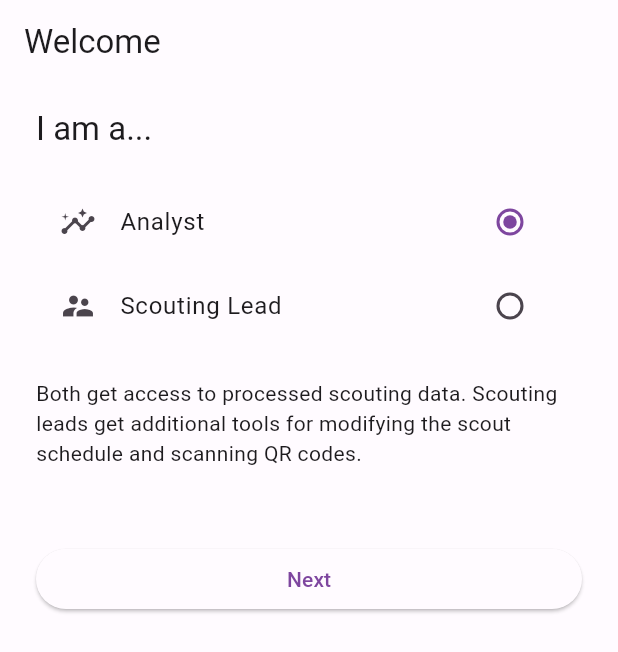
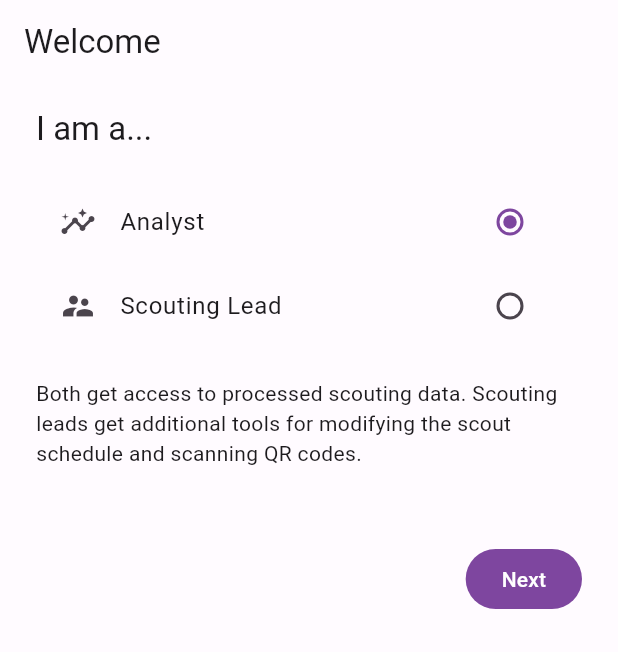
Before and after one commit to HighlanderRobotics/scouting_dashboard_app, a Flutter app: the screen it shows after launch, on a phone screen of 412 x 824 dp. Shown: the top 652 px of the screen. Run offline on Flutter 3.47's test engine with Material 2 defaults, Android fonts, the phone set to English and light mode, and no system bars; our stand-ins replace dropdown_search, fl_chart, flutter_svg, pull_to_refresh, shared_preferences, skeletons; missing offline and left inert: chips_input, custom_qr_generator, duration, frc_8033_scouting_shared, mobile_scanner, soundpool.

Commit message:
update visuals

```diff
--- a/lib/pages/initial_loader.dart
+++ b/lib/pages/initial_loader.dart
@@ -24,6 +24,10 @@ class _InitialLoaderState extends State<InitialLoader> {
 
     if (prefs.getBool("onboardingCompleted") == true) {
       onboardingCompleted = true;
+    }
+
+    if (prefs.getString("tournament_localized") == null) {
+      onboardingCompleted = false;
     }
 
     if (prefs.getStringList('picklists') == null) {
--- a/lib/pages/onboarding/role_selector.dart
+++ b/lib/pages/onboarding/role_selector.dart
@@ -25,7 +25,8 @@ class _RoleSelectorState extends State<RoleSelector> {
           const SizedBox(height: 20),
           ListTile(
             title: const Text("Analyst"),
-            leading: const Icon(Icons.insights),
+            leading: Icon(Icons.insights,
+                color: Theme.of(context).colorScheme.onSurfaceVariant),
             trailing: Radio(
                 value: "analyst",
                 activeColor: Theme.of(context).colorScheme.primary,
@@ -39,7 +40,8 @@ class _RoleSelectorState extends State<RoleSelector> {
           ),
           ListTile(
             title: const Text("Scouting Lead"),
-            leading: const Icon(Icons.supervisor_account),
+            leading: Icon(Icons.supervisor_account,
+                color: Theme.of(context).colorScheme.onSurfaceVariant),
             trailing: Radio(
                 value: "scouting_lead",
                 activeColor: Theme.of(context).colorScheme.primary,
@@ -55,7 +57,10 @@ class _RoleSelectorState extends State<RoleSelector> {
           const Text(
               "Both get access to processed scouting data. Scouting leads get additional tools for modifying the scout schedule and scanning QR codes."),
           const SizedBox(height: 50),
-          ElevatedButton(
+          Row(
+            mainAxisAlignment: MainAxisAlignment.end,
+            children: [
+              FilledButton(
                 onPressed: (() async {
                   final SharedPreferences prefs =
                       await SharedPreferences.getInstance();
@@ -68,6 +73,8 @@ class _RoleSelectorState extends State<RoleSelector> {
               ),
             ],
           ),
+        ],
+      ),
     );
   }
 }
--- a/lib/pages/onboarding/server_authority_selector.dart
+++ b/lib/pages/onboarding/server_authority_selector.dart
@@ -51,7 +51,7 @@ class _ServerAuthoritySetupState extends State<ServerAuthoritySetup> {
           Row(
             mainAxisAlignment: MainAxisAlignment.end,
             children: [
-              ElevatedButton.icon(
+              FilledButton.tonalIcon(
                 onPressed: () {
                   Navigator.of(context).pushNamed("/setup_code_scanner");
                 },
@@ -59,7 +59,7 @@ class _ServerAuthoritySetupState extends State<ServerAuthoritySetup> {
                 label: const Text("Use QR code"),
               ),
               const SizedBox(width: 10),
-              ElevatedButton(
+              FilledButton(
                   onPressed: validServerAuthority.hasMatch(serverAuthority)
                       ? () async {
                           final SharedPreferences prefs =
--- a/lib/pages/onboarding/tournament_selector.dart
+++ b/lib/pages/onboarding/tournament_selector.dart
@@ -42,7 +42,7 @@ class _TournamentSelectorState extends State<TournamentSelector> {
           mainAxisAlignment: MainAxisAlignment.end,
           children: [
             const SizedBox(width: 10),
-            ElevatedButton(
+            FilledButton(
               onPressed: selectedTournament == null
                   ? null
                   : () async {
--- a/lib/pages/score_predictor.dart
+++ b/lib/pages/score_predictor.dart
@@ -193,7 +193,7 @@ class _ScorePredictorState extends State<ScorePredictor> {
             ],
           ),
           const SizedBox(height: 40),
-          ElevatedButton(
+          FilledButton(
             onPressed: int.tryParse(red1FieldValue) == null ||
                     int.tryParse(red2FieldValue) == null ||
                     int.tryParse(red3FieldValue) == null ||
```
Also changed, not shown: lib/pages/team_lookup/team_lookup_details.dart (+13 -6 lines). Lines whose indentation alone changed are shown as unchanged.
